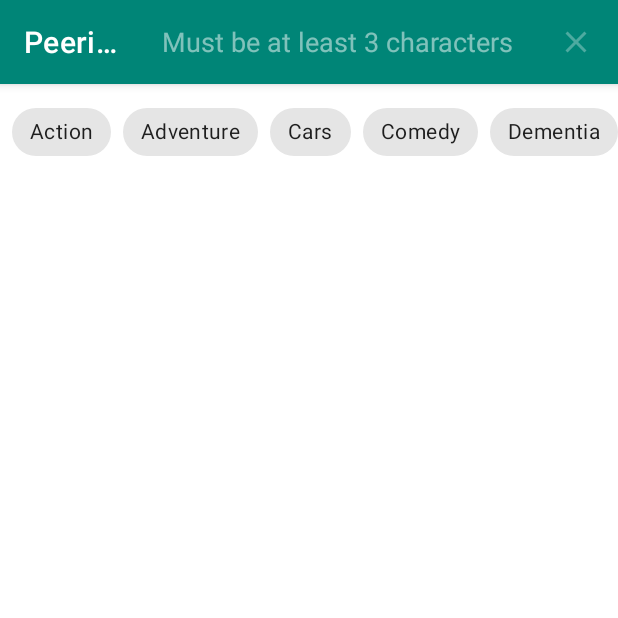
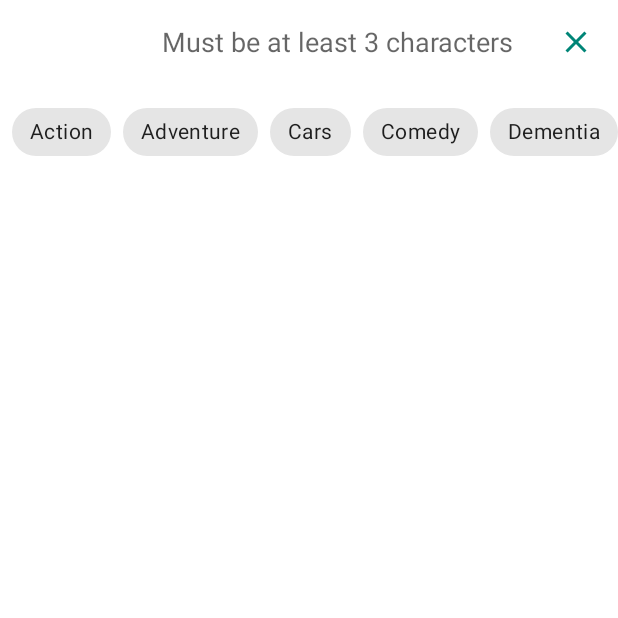
Before and after one commit to ares1994/Peering-Byakugan, an Android app: the screen it shows after launch (MainActivity), after a tap on "Search", on a phone screen of 412 x 824 dp, the top half of it. Run offline under Robolectric (Android 15) with nearby library versions, the phone set to English and light mode, and no system bars; our stand-ins replace Dagger/Hilt's generated code, Picasso, data binding; libraries missing offline, so code that uses them is left out: com.jakewharton.retrofit2; pictures from the network do not load; Roboto replaces fonts that are not available here; 1 statement that could not run was skipped.

Commit message:
Alter look of AppBar.

```diff
--- a/app/src/main/java/com/example/peeringbyakugan/MainActivity.kt
+++ b/app/src/main/java/com/example/peeringbyakugan/MainActivity.kt
@@ -8,5 +8,7 @@ class MainActivity : AppCompatActivity() {
     override fun onCreate(savedInstanceState: Bundle?) {
         super.onCreate(savedInstanceState)
         setContentView(R.layout.activity_main)
+        title = ""
+        supportActionBar!!.elevation = 0f
     }
 }
--- a/app/src/main/res/values/colors.xml
+++ b/app/src/main/res/values/colors.xml
@@ -1,6 +1,7 @@
 <?xml version="1.0" encoding="utf-8"?>
 <resources>
-    <color name="colorPrimary">#008577</color>
+    <color name="colorPrimary">#ffffff</color>
     <color name="colorPrimaryDark">#00574B</color>
+    <color name="primaryTextColor">#008577</color>
     <color name="colorAccent">#D81B60</color>
 </resources>
--- a/app/src/main/res/values/styles.xml
+++ b/app/src/main/res/values/styles.xml
@@ -1,11 +1,12 @@
 <resources>
 
     <!-- Base application theme. -->
-    <style name="AppTheme" parent="Theme.MaterialComponents.Light.DarkActionBar">
+    <style name="AppTheme" parent="Theme.MaterialComponents.Light">
         <!-- Customize your theme here. -->
         <item name="colorPrimary">@color/colorPrimary</item>
         <item name="colorPrimaryDark">@color/colorPrimaryDark</item>
         <item name="colorAccent">@color/colorAccent</item>
+        <item name="android:textColorPrimary">@color/primaryTextColor</item>
     </style>
 
 </resources>
```
